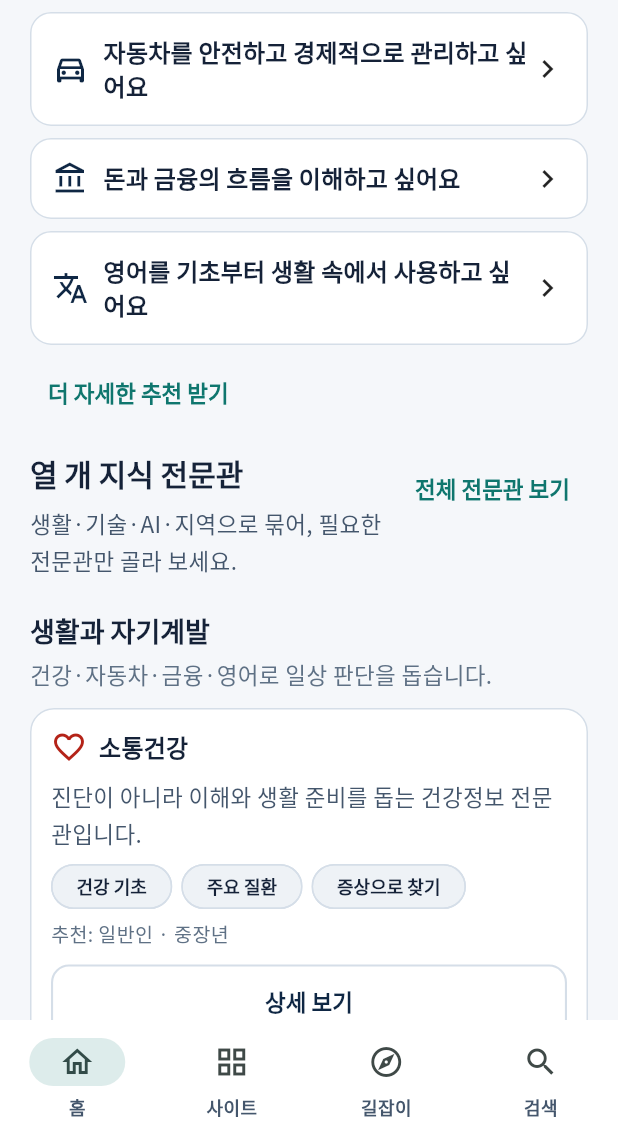
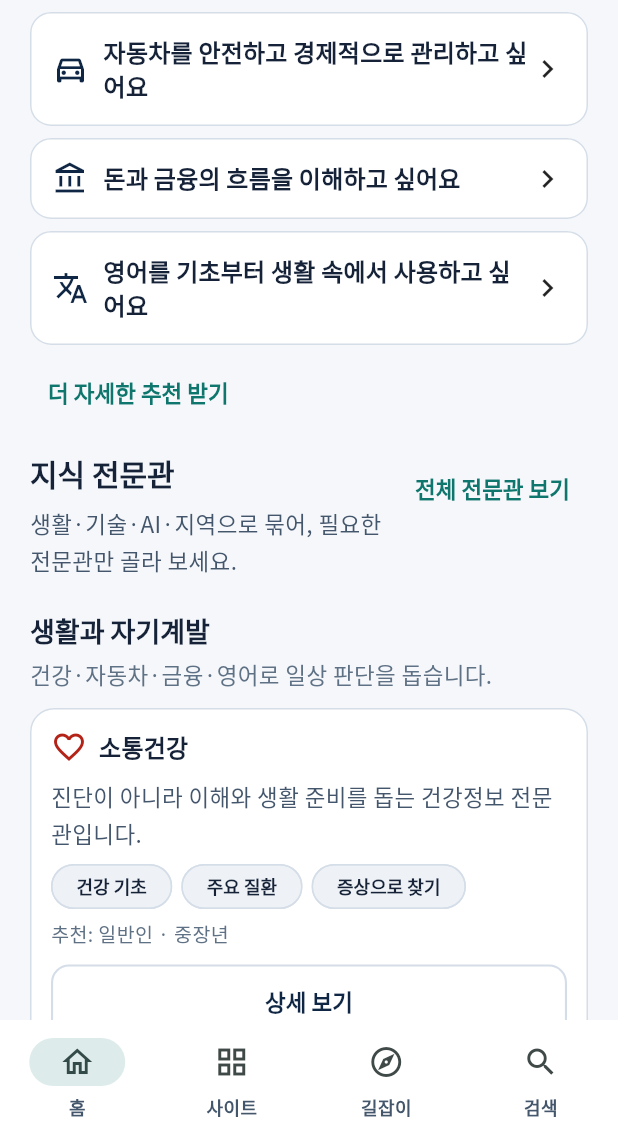
Before and after one commit to jtjeon73-hue/SotongSiteManager, a Flutter app: the screen it shows after launch, scrolled down 576 dp, on a phone screen of 412 x 824 dp, the part 96-1236 px from its top. Run offline on Flutter 3.47's test engine with Material 3 defaults, Android fonts, the phone set to English and light mode, and no system bars; our stand-ins replace go_router, google_fonts.

Commit message:
fix: remove fixed knowledge center count
Co-authored-by: Cursor <cursoragent@cursor.com>

```diff
--- a/lib/screens/home_screen.dart
+++ b/lib/screens/home_screen.dart
@@ -86,7 +86,7 @@ class HomeScreen extends StatelessWidget {
           ),
           const SizedBox(height: 16),
           SectionHeader(
-            title: '열 개 지식 전문관',
+            title: '지식 전문관',
             subtitle: '생활·기술·AI·지역으로 묶어, 필요한 전문관만 골라 보세요.',
             action: TextButton(
               onPressed: () => context.go(AppRoutes.sites),
```
